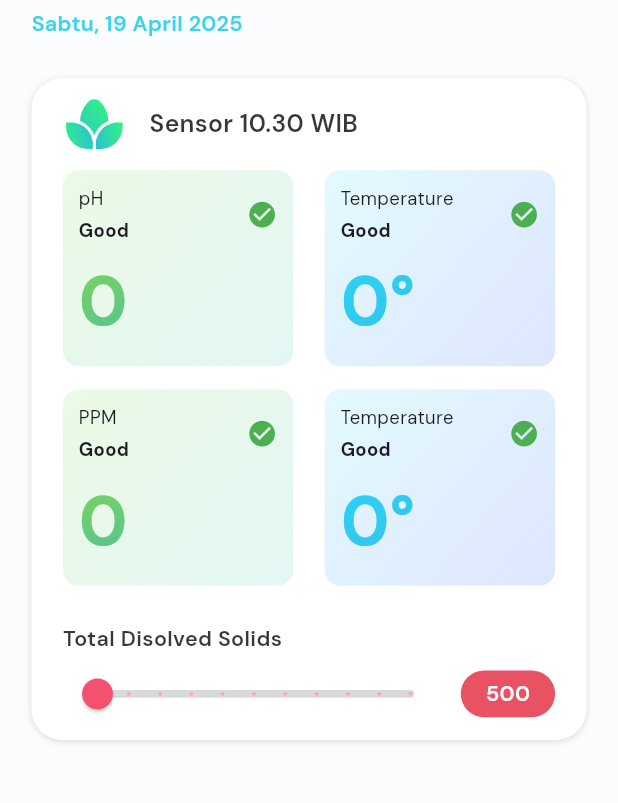
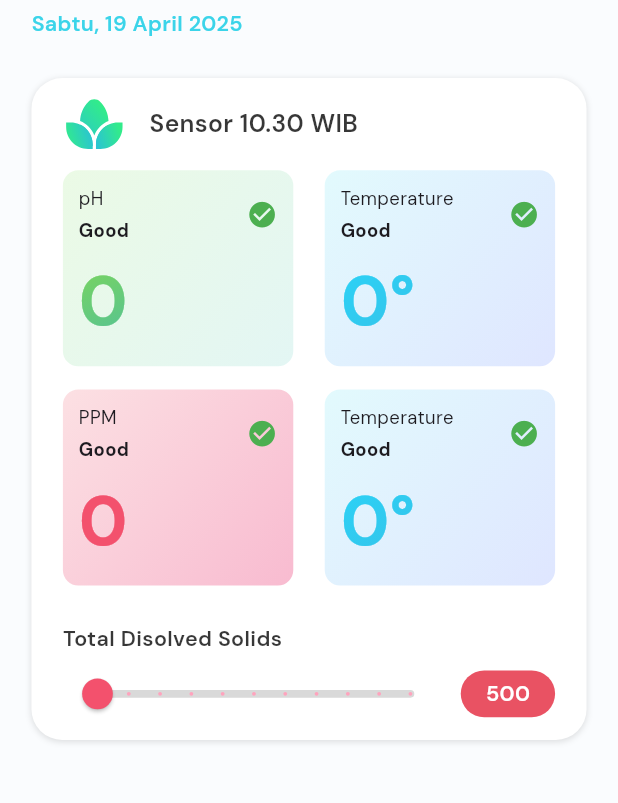
Before and after one commit to sibeux/iot_plant_control, a Flutter app: the screen it shows after launch, on a phone screen of 412 x 824 dp, the part 421-1224 px from its top. Run offline on Flutter 3.47's test engine with Material 3 defaults, Android fonts, the phone set to English and light mode, and no system bars; drawn by our look-alikes of smooth_page_indicator; our stand-ins replace flutter_screenutil, flutter_svg, get, hexcolor; missing offline and left inert: mqtt_client.

Commit message:
Update BoxMonitor color logic for different ID values and change ID in HomeScreen

```diff
--- a/lib/screen/home_screen.dart
+++ b/lib/screen/home_screen.dart
@@ -237,7 +237,7 @@ class HomeScreen extends StatelessWidget {
                               flex: 1,
                               child: Obx(
                                 () => BoxMonitor(
-                                  id: 1,
+                                  id: 3,
                                   title: 'PPM',
                                   status: 'Good',
                                   value: '${mqttController.phValue.value}',
--- a/lib/widgets/box_monitor.dart
+++ b/lib/widgets/box_monitor.dart
@@ -22,7 +22,9 @@ class BoxMonitor extends StatelessWidget {
           colors:
               id == 1
                   ? [HexColor("#ebfae5"), HexColor("#e3f6f4")]
-                  : [HexColor("#e2fafd"), HexColor("#dfe6ff")],
+                  : id == 2
+                  ? [HexColor("#e2fafd"), HexColor("#dfe6ff")]
+                  : [HexColor("#fce0e3"), HexColor("#f8bbd0")],
           begin: Alignment.topLeft,
           end: Alignment.bottomRight,
         ),
@@ -61,7 +63,9 @@ class BoxMonitor extends StatelessWidget {
                     colors:
                         id == 1
                             ? [HexColor('#80d756'), HexColor('#4fc09c')]
-                            : [HexColor('#2ad4f8'), HexColor('#37c1e7')],
+                            : id == 2
+                            ? [HexColor('#2ad4f8'), HexColor('#37c1e7')]
+                            : [HexColor('#f3516d'), HexColor('#f3516d')],
                     begin: Alignment.topLeft,
                     end: Alignment.bottomRight,
                   ).createShader(
```
